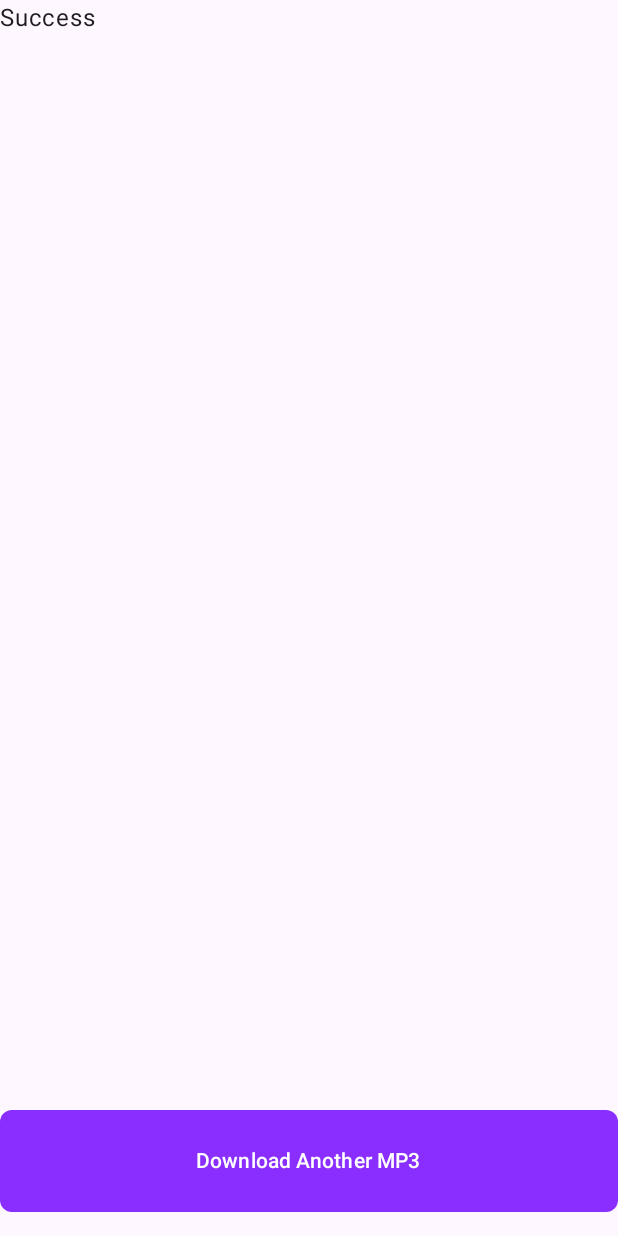
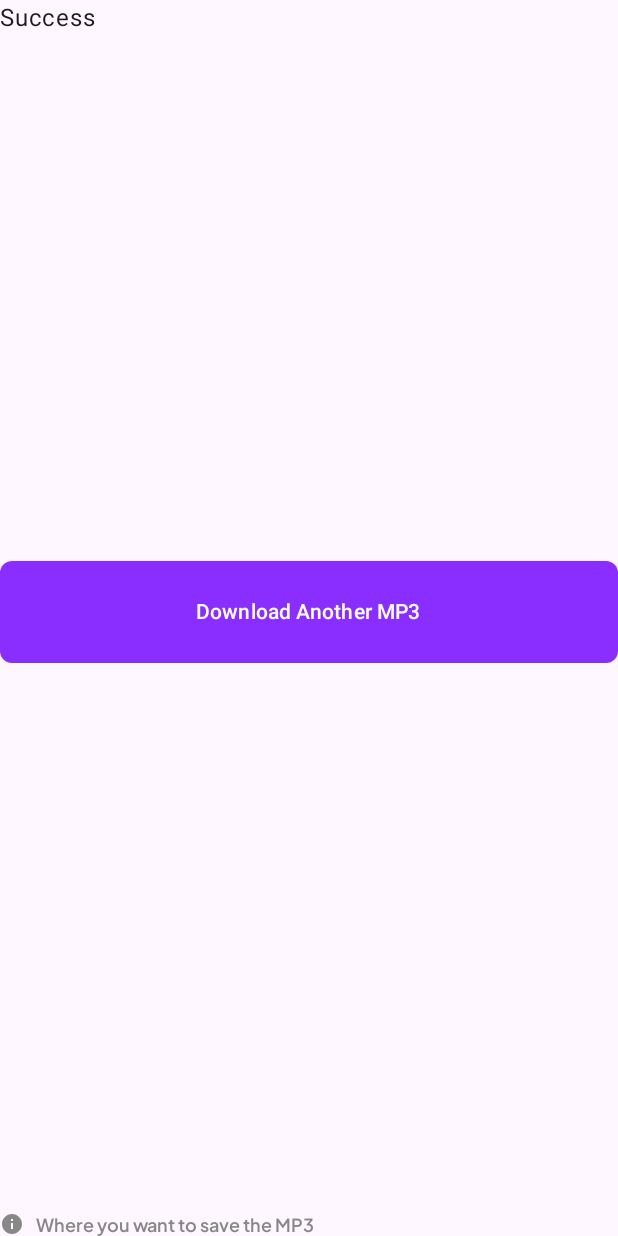
Before and after one commit to gargVader/MP3-Downloader, an Android app built with Jetpack Compose: the composable SuccessStepContent shown on its own in the app's theme, on a phone screen of 412 x 824 dp. Run offline under Robolectric (Android 15) with nearby library versions, the phone set to English and light mode, and no system bars; our stand-ins replace Dagger/Hilt's generated code; libraries missing offline, so code that uses them is left out: com.chaquo.python; 2 statements that could not run were skipped.

Commit message:
minor UI fix

```diff
--- a/app/build.gradle
+++ b/app/build.gradle
@@ -23,7 +23,7 @@ android {
         }
 
         ndk {
-            abiFilters "armeabi-v7a", "arm64-v8a", "x86", "x86_64"
+            abiFilters "armeabi-v7a", "x86_64"
         }
 
         python {
@@ -90,8 +90,6 @@ dependencies {
     kapt "com.google.dagger:hilt-compiler:2.44"
     implementation "androidx.hilt:hilt-navigation-compose:1.0.0"
 
-    // Retrofit
-    implementation("com.squareup.retrofit2:retrofit:2.9.0")
 
     // Moshi - Type Converter
     implementation("com.squareup.retrofit2:converter-moshi:2.9.0")
--- a/app/src/main/java/com/example/mp3downloader/presentation/common/step_content/SuccessStepContent.kt
+++ b/app/src/main/java/com/example/mp3downloader/presentation/common/step_content/SuccessStepContent.kt
@@ -2,14 +2,25 @@ package com.example.mp3downloader.presentation.common.step_content
 
 import androidx.compose.foundation.layout.Arrangement
 import androidx.compose.foundation.layout.Column
+import androidx.compose.foundation.layout.Row
+import androidx.compose.foundation.layout.Spacer
 import androidx.compose.foundation.layout.fillMaxHeight
 import androidx.compose.foundation.layout.padding
+import androidx.compose.foundation.layout.size
+import androidx.compose.foundation.layout.width
+import androidx.compose.material.icons.Icons
+import androidx.compose.material.icons.filled.Info
+import androidx.compose.material3.Icon
 import androidx.compose.material3.Text
 import androidx.compose.runtime.Composable
+import androidx.compose.ui.Alignment
 import androidx.compose.ui.Modifier
+import androidx.compose.ui.graphics.Color
 import androidx.compose.ui.unit.dp
+import androidx.compose.ui.unit.sp
 import com.example.mp3downloader.presentation.common.DownloadButton
 import com.example.mp3downloader.presentation.home_screen.HomeScreenStep
+import com.example.mp3downloader.ui.theme.Typography
 
 @Composable
 fun SuccessStepContent(onClick: () -> Unit) {
@@ -22,6 +33,21 @@ fun SuccessStepContent(onClick: () -> Unit) {
             onClick = onClick,
             modifier = Modifier.padding(bottom = 16.dp)
         )
+        Row(verticalAlignment = Alignment.CenterVertically) {
+            Icon(
+                Icons.Default.Info,
+                contentDescription = null,
+                modifier = Modifier.size(16.dp),
+                tint = Color.Gray
+            )
+            Spacer(modifier = Modifier.width(8.dp))
+            Text(
+                text = "Where you want to save the MP3",
+                color = Color.Gray,
+                style = Typography.bodyMedium,
+                fontSize = 12.sp
+            )
+        }
     }
 
 }
--- a/app/src/main/java/com/example/mp3downloader/presentation/home_screen/HomeScreenState.kt
+++ b/app/src/main/java/com/example/mp3downloader/presentation/home_screen/HomeScreenState.kt
@@ -4,7 +4,7 @@ import android.net.Uri
 import com.example.mp3downloader.data.model.VideoInfo
 
 data class HomeScreenState(
-    val youtubeLink: String = "https://www.youtube.com/watch?v=Sfqiye0HJSo",
+    val youtubeLink: String = "",
     val destinationFolder: Uri = Uri.EMPTY,
 
     val step: HomeScreenStep = HomeScreenStep.INITIAL,
--- a/app/src/main/java/com/example/mp3downloader/presentation/home_screen/HomeViewModel.kt
+++ b/app/src/main/java/com/example/mp3downloader/presentation/home_screen/HomeViewModel.kt
@@ -144,7 +144,7 @@ class HomeViewModel @Inject constructor(
 
             Config.resetStatistics()
             Config.enableStatisticsCallback { stats ->
-                Log.d("Girish", "convertAudio: ${stats.videoFrameNumber} ${stats.time}")
+                Log.d("Girish", "convertAudio: $stats")
             }
             FFmpeg.executeAsync(
                 "-i $inputFile -c:v copy -c:a libmp3lame -q:a 4 $outputFile"
```
